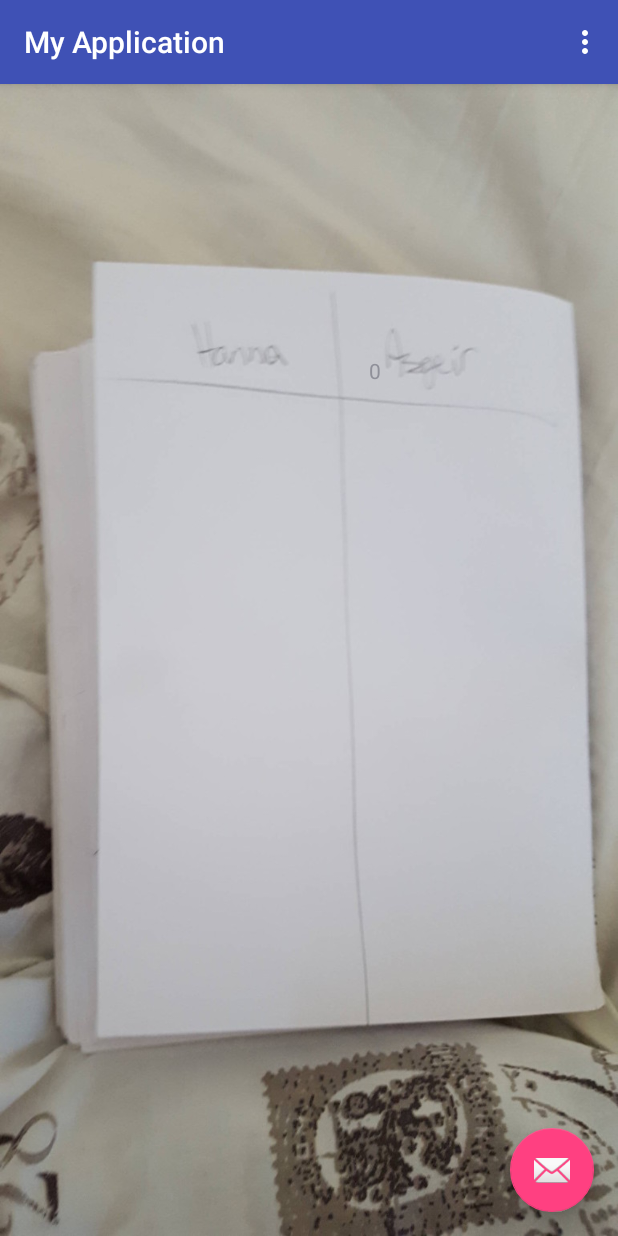
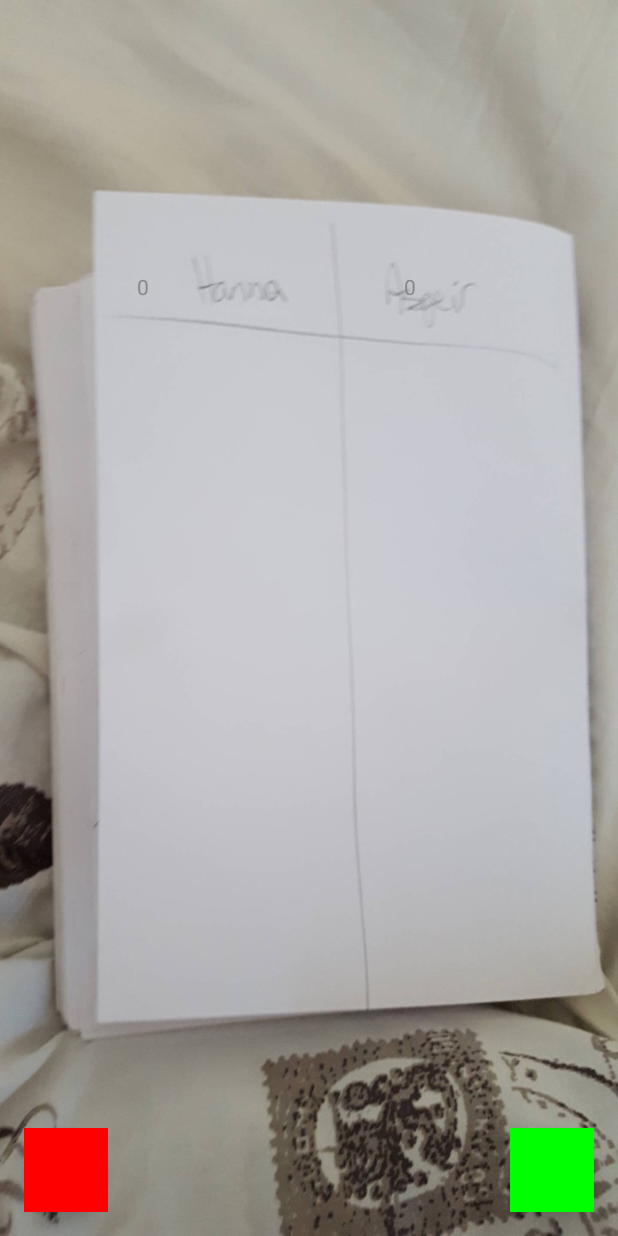
Before and after one commit to alzamon/TravelZilch, an Android app: the screen it shows after launch (MainActivity), after a tap on an icon or button, on a phone screen of 412 x 824 dp. Run offline under Robolectric (Android 15) with nearby library versions, the phone set to English and light mode, and no system bars; libraries missing offline, so code that uses them is left out: com.android.internal; 10 statements that could not run were skipped; 1 other tap on this screen came first.

Commit message:
Versjon med nytt ikon og korrekt oppsummering av poeng.

```diff
--- a/app/src/main/java/com/example/asgeir/myapplication/DicePool.java
+++ b/app/src/main/java/com/example/asgeir/myapplication/DicePool.java
@@ -3,6 +3,8 @@ package com.example.asgeir.myapplication;
 import android.content.Context;
 import android.graphics.Color;
 import android.widget.ImageButton;
+
+import com.android.internal.util.Predicate;
 
 import java.util.ArrayList;
 import java.util.HashMap;
@@ -13,6 +15,18 @@ public class DicePool {
     private Context applicationContext;
     private List<Die> diceList;
     private List<ImageButton> diceViews;
+    private Predicate<Die> wantToKeepPredicate = new Predicate<Die>() {
+        @Override
+        public boolean apply(Die die) {
+            return die.isWantToKeep();
+        }
+    };
+    private Predicate<Die> trivialPredicate = new Predicate<Die>() {
+        @Override
+        public boolean apply(Die die) {
+            return true;
+        }
+    };
 
     public DicePool(List<ImageButton> diceViews, Context applicationContext) {
         this.diceList = new ArrayList<>();
@@ -42,7 +56,7 @@ public class DicePool {
     }
 
     public boolean wasAThrow() {
-        for(int i = 0; i < 6; i++) {
+        for (int i = 0; i < 6; i++) {
             if (diceList.get(i).isActive() && !diceList.get(i).isWantToKeep()) {
                 return true;
             }
@@ -50,34 +64,14 @@ public class DicePool {
         return false;
     }
 
-    public boolean wasZilch() {
+    private Map<Integer, Integer> createValueCounter(Predicate<Die> predicate) {
         Map<Integer, Integer> valueCounter = new HashMap<>();
         for (int i = 1; i <= 6; i++) {
             valueCounter.put(i, 0);
         }
         for (int i = 0; i < 6; i++) {
             Die die = diceList.get(i);
-            if (die.isActive()) {
-                valueCounter.put(die.getValue(), valueCounter.get(die.getValue()) + 1);
-            }
-        }
-        int pointsThrown = calculatePoints(valueCounter);
-        if (pointsThrown == 0) {
-            return true;
-        }
-        else {
-            return false;
-        }
-    }
-
-    private Map<Integer, Integer> createValueCounter() {
-        Map<Integer, Integer> valueCounter = new HashMap<>();
-        for (int i = 1; i <= 6; i++) {
-            valueCounter.put(i, 0);
-        }
-        for (int i = 0; i < 6; i++) {
-            Die die = diceList.get(i);
-            if (die.isActive() && die.isWantToKeep()) {
+            if (die.isActive() && predicate.apply(die)) {
                 valueCounter.put(die.getValue(), valueCounter.get(die.getValue()) + 1);
             }
         }
@@ -85,22 +79,42 @@ public class DicePool {
     }
 
     public void activateDice() {
-        for(int i = 0; i < 6; i++) {
-            diceList.get(i).setActive(true);
+        for (int i = 0; i < 6; i++) {
+            diceList.get(i).activate();
+        }
+    }
+
+    public boolean noPointsOnActiveDice(){
+        return  calculatePointsOnActiveDice() == 0;
+    }
+
+    public int calculatePointsOnActiveDice(){
+        return calculatePoints(createValueCounter(trivialPredicate));
+    }
+
+
+    public void disableDiceYouWantedToKeep() {
+        Map<Integer, Integer> valueCounter = createValueCounter(wantToKeepPredicate);
+        for (int i = 0; i < 6; i++) {
+            Die die = diceList.get(i);
+            if (die.isWantToKeep()) {
+                if (hasValue(valueCounter, die)) {
+                    die.disable(true);
+                }
+                else {
+                    die.disable(false);
+                }
+            }
         }
     }
 
 
-    public void disableDiceYouWantedToKeep() {
-        for (int i = 0; i < 6; i++) {
-            if (diceList.get(i).isWantToKeep()) {
-                diceList.get(i).setActive(false);
-            }
-        }
+    private boolean hasValue(Map<Integer, Integer> valueCounter, Die die) {
+        return die.getValue() == 1 || die.getValue() == 5 || valueCounter.get(die.getValue()) >= 3;
     }
 
     int calculatePointsLastRound() {
-        Map<Integer, Integer> valueCounter = createValueCounter();
+        Map<Integer, Integer> valueCounter = createValueCounter(wantToKeepPredicate);
         return calculatePoints(valueCounter);
     }
 
@@ -131,4 +145,22 @@ public class DicePool {
         }
         return valueTotal;
     }
+
+    public boolean pointsOnAllDice() {
+        if (wasAThrow()) {
+            return false;
+        }
+        for (int i = 0; i < 6; i++) {
+            if (!diceList.get(i).hadValue() && !diceList.get(i).isActive()) {
+                return false;
+            }
+        }
+        Map<Integer, Integer> valueCounter = createValueCounter(wantToKeepPredicate);
+        for(int i = 0; i < 6; i++) {
+            if (diceList.get(i).isWantToKeep() && !hasValue(valueCounter, diceList.get(i))) {
+                return false;
+            }
+        }
+        return true;
+    }
 }
--- a/app/src/main/java/com/example/asgeir/myapplication/Game.java
+++ b/app/src/main/java/com/example/asgeir/myapplication/Game.java
@@ -1,98 +1,180 @@
 package com.example.asgeir.myapplication;
 
 import android.content.Context;
+import android.graphics.Color;
 import android.graphics.Paint;
+import android.support.design.widget.FloatingActionButton;
+import android.view.View;
 import android.widget.ImageButton;
+import android.widget.ImageView;
 import android.widget.LinearLayout;
+import android.widget.ScrollView;
 import android.widget.TextView;
 
 import java.util.List;
 
 public class Game {
     TextView currentScoreHanna;
+    int scoreHanna;
     TextView currentScoreAsgeir;
+    int scoreAsgeir;
     private LinearLayout hannaScoreView;
     private LinearLayout asgeirScoreView;
     private Context applicationContext;
+    private ImageView hannaVictory;
+    private ImageView asgeirVictory;
+    private ScrollView scrollView;
+    private FloatingActionButton rollAgainButton;
+    private FloatingActionButton stopButton;
     DicePool dicePool;
     boolean isHannasTurn;
     int pointsEarnedThisTurn;
-    int numberOfThrowsThisTurn;
+    boolean hannaHasBrokenBarrier;
+    boolean asgeirHasBrokenBarrier;
+    private int numberOfThrows;
 
-    public Game() {
-    }
-
-    public Game(List<ImageButton> diceViews, LinearLayout hannaScoreView, LinearLayout asgeirScoreView, Context applicationContext) {
+    public Game(List<ImageButton> diceViews, LinearLayout hannaScoreView, LinearLayout asgeirScoreView, Context applicationContext, ImageView hannaVictory, ImageView asgeirVictory, ScrollView scrollView, FloatingActionButton rollAgainButton, FloatingActionButton stopButton) {
         this.hannaScoreView = hannaScoreView;
         this.asgeirScoreView = asgeirScoreView;
         this.applicationContext = applicationContext;
-        this.numberOfThrowsThisTurn = 0;
+        this.hannaVictory = hannaVictory;
+        this.asgeirVictory = asgeirVictory;
+        this.scrollView = scrollView;
+        this.rollAgainButton = rollAgainButton;
+        this.stopButton = stopButton;
         this.dicePool = new DicePool(diceViews, applicationContext);
+        this.isHannasTurn = true;
     }
 
 
     void addPointsToHanna(int points) {
+        addPointsToCurrentPlayer(points, currentScoreHanna, hannaScoreView, scoreHanna);
+    }
+
+    void addPointsToAsgeir(int points) {
+        addPointsToCurrentPlayer(points, currentScoreAsgeir, asgeirScoreView, scoreAsgeir);
+    }
+
+    private void addPointsToCurrentPlayer(int points, TextView currentScore, LinearLayout scoreView, int score) {
         int totalPoints = points;
         TextView textView = new TextView(applicationContext);
 
-        if (currentScoreHanna != null) {
-            totalPoints += Integer.parseInt(currentScoreHanna.getText().toString());
-            currentScoreHanna.setPaintFlags(Paint.STRIKE_THRU_TEXT_FLAG);
+        if (currentScore != null) {
+            totalPoints += Integer.parseInt(currentScore.getText().toString());
+            currentScore.setPaintFlags(Paint.STRIKE_THRU_TEXT_FLAG);
         }
-        hannaScoreView.addView(textView);
+        scoreView.addView(textView);
+        textView.setTextColor(Color.GRAY);
         textView.setText(Integer.toString(totalPoints));
-        currentScoreHanna = textView;
-
+        if(isHannasTurn){
+            currentScoreHanna = textView;
+            scoreHanna = totalPoints;
+        }
+        else{
+            currentScoreAsgeir = textView;
+            scoreAsgeir = totalPoints;
+        }
+        scrollViewDown();
     }
 
-    void addPointsToAsgeir(int points) {
-        int totalPoints = points;
-        TextView textView = new TextView(applicationContext);
-        if (currentScoreAsgeir != null) {
-            totalPoints += Integer.parseInt(currentScoreAsgeir.getText().toString());
-            currentScoreAsgeir.setPaintFlags(Paint.STRIKE_THRU_TEXT_FLAG);
-        }
-        asgeirScoreView.addView(textView);
-        textView.setText(Integer.toString(totalPoints));
-        currentScoreAsgeir = textView;
+    private void scrollViewDown() {
+        scrollView.post(new Runnable() {
+            @Override
+            public void run() {
+                scrollView.fullScroll(View.FOCUS_DOWN);
+            }
+        });
     }
 
     public void calculatePointsAndRoll() {
-        if (!dicePool.wasAThrow()) {
-            addPoints(pointsEarnedThisTurn+dicePool.calculatePointsLastRound());
-            endTurn();
-            return;
-        }
-        if (numberOfThrowsThisTurn != 0 && dicePool.wasZilch()) {
-            addPoints(0);
-            endTurn();
+        if (!dicePool.wasAThrow() && !dicePool.pointsOnAllDice()) {
+            calculatePointsAndEndTurn(true);
             return;
         }
         int pointsEarnedLastRound = dicePool.calculatePointsLastRound();
-
+        if ((numberOfThrows != 0 && pointsEarnedLastRound == 0) || (dicePool.noPointsOnActiveDice())) {
+            zilchAction();
+            return;
+        }
         pointsEarnedThisTurn += pointsEarnedLastRound;
         dicePool.disableDiceYouWantedToKeep();
-        numberOfThrowsThisTurn++;
+
+        if (dicePool.pointsOnAllDice()) {
+            dicePool.activateDice();
+        }
+        numberOfThrows++;
         dicePool.rollAllActiveDice();
     }
 
-    private void endTurn() {
-        pointsEarnedThisTurn = 0;
-        isHannasTurn = !isHannasTurn;
-        dicePool.activateDice();
-        dicePool.rollAllActiveDice();
-        numberOfThrowsThisTurn = 0;
+    private void zilchAction() {
+        addPoints(0);
+        endTurn();
     }
 
+    private void calculatePointsAndEndTurn(boolean isAThrow) {
+        int points;
+        if(isAThrow){
+            points = pointsEarnedThisTurn + dicePool.calculatePointsLastRound();
+        }
+        else{
+            points = pointsEarnedThisTurn + dicePool.calculatePointsOnActiveDice();
+        }
+        setBarrierBrokenStatusForPlayer(points);
+        if (playerHasBrokenBarrier()) {
+            addPoints(points);
+        }
+        else{
+            addPoints(0);
+        }
+        endTurn();
+    }
 
-
-    private void resolveTurnIfItIsOver(int pointsEarnedThisRound) {
-        if (pointsEarnedThisRound == 0) {
-            pointsEarnedThisTurn = 0;
-            isHannasTurn = !isHannasTurn;
+    private void setBarrierBrokenStatusForPlayer(int points) {
+        if (points >= 1000) {
+            if (isHannasTurn) {
+                hannaHasBrokenBarrier = true;
+            }
+            else {
+                asgeirHasBrokenBarrier = true;
+            }
         }
     }
 
+    private boolean playerHasBrokenBarrier() {
+        return (isHannasTurn && hannaHasBrokenBarrier) || (!isHannasTurn && asgeirHasBrokenBarrier);
+    }
+
+    private void endTurn() {
+        if(!isHannasTurn && Math.max(scoreAsgeir, scoreHanna) >= 10000){
+            hideFloatingButtons();
+            if (scoreHanna > scoreAsgeir) {
+                showHannaVictory();
+            }
+            else {
+                showAsgeirVictory();
+            }
+        }
+        pointsEarnedThisTurn = 0;
+        isHannasTurn = !isHannasTurn;
+        numberOfThrows = 0;
+        dicePool.activateDice();
+        dicePool.rollAllActiveDice();
+    }
+
+    private void hideFloatingButtons() {
+        rollAgainButton.setVisibility(View.INVISIBLE);
+        stopButton.setVisibility(View.INVISIBLE);
+    }
+
+    private void showAsgeirVictory() {
+        asgeirVictory.bringToFront();
+        asgeirVictory.setVisibility(View.VISIBLE);
+    }
+
+    private void showHannaVictory() {
+        hannaVictory.bringToFront();
+        hannaVictory.setVisibility(View.VISIBLE);
+    }
 
     private void addPoints(int points) {
         if (isHannasTurn) {
@@ -102,4 +184,13 @@ public class Game {
             addPointsToAsgeir(points);
         }
     }
+
+    public void stop() {
+        if (dicePool.noPointsOnActiveDice()) {
+            zilchAction();
+        }
+        else {
+            calculatePointsAndEndTurn(false);
+        }
+    }
 }
--- a/app/src/main/java/com/example/asgeir/myapplication/MainActivity.java
+++ b/app/src/main/java/com/example/asgeir/myapplication/MainActivity.java
@@ -3,12 +3,13 @@ package com.example.asgeir.myapplication;
 import android.os.Bundle;
 import android.support.design.widget.FloatingActionButton;
 import android.support.v7.app.AppCompatActivity;
-import android.support.v7.widget.Toolbar;
 import android.view.Menu;
 import android.view.MenuItem;
 import android.view.View;
 import android.widget.ImageButton;
+import android.widget.ImageView;
 import android.widget.LinearLayout;
+import android.widget.ScrollView;
 
 import java.util.Arrays;
 
@@ -18,8 +19,6 @@ public class MainActivity extends AppCompatActivity {
     protected void onCreate(Bundle savedInstanceState) {
         super.onCreate(savedInstanceState);
         setContentView(R.layout.activity_main);
-        Toolbar toolbar = (Toolbar) findViewById(R.id.toolbar);
-        setSupportActionBar(toolbar);
 
         final Game game = new Game(Arrays.asList(
                 (ImageButton) findViewById(R.id.die_one),
@@ -32,8 +31,12 @@ public class MainActivity extends AppCompatActivity {
         ),
                 (LinearLayout) findViewById(R.id.hanna_text_space),
                 (LinearLayout) findViewById(R.id.asgeir_text_space),
-                getApplicationContext()
-
+                getApplicationContext(),
+                (ImageView)findViewById(R.id.hanna_victory),
+                (ImageView)findViewById(R.id.asgeir_victory),
+                (ScrollView)findViewById(R.id.scroll_view),
+                (FloatingActionButton)findViewById(R.id.roll_again),
+                (FloatingActionButton)findViewById(R.id.stop)
         );
 
         FloatingActionButton rollAgain = (FloatingActionButton) findViewById(R.id.roll_again);
@@ -43,6 +46,14 @@ public class MainActivity extends AppCompatActivity {
                 game.calculatePointsAndRoll();
             }
         });
+        FloatingActionButton stop = (FloatingActionButton) findViewById(R.id.stop);
+        stop.setOnClickListener(new View.OnClickListener() {
+                                    @Override
+                                    public void onClick(View v) {
+                                        game.stop();
+                                    }
+                                }
+        );
     }
 
     @Override
--- a/app/src/main/res/layout/activity_main.xml
+++ b/app/src/main/res/layout/activity_main.xml
@@ -12,16 +12,17 @@
         android:layout_height="wrap_content"
         android:theme="@style/AppTheme.AppBarOverlay">
 
-        <android.support.v7.widget.Toolbar
-            android:id="@+id/toolbar"
-            android:layout_width="match_parent"
-            android:layout_height="?attr/actionBarSize"
-            android:background="?attr/colorPrimary"
-            app:popupTheme="@style/AppTheme.PopupOverlay" />
-
     </android.support.design.widget.AppBarLayout>
 
     <include layout="@layout/content_main" />
+
+    <android.support.design.widget.FloatingActionButton
+        android:id="@+id/stop"
+        android:layout_width="wrap_content"
+        android:layout_height="wrap_content"
+        android:layout_gravity="bottom|start"
+        android:layout_margin="@dimen/fab_margin"
+        android:foreground="@color/red"/>
 
     <android.support.design.widget.FloatingActionButton
         android:id="@+id/roll_again"
@@ -29,6 +30,7 @@
         android:layout_height="wrap_content"
         android:layout_gravity="bottom|end"
         android:layout_margin="@dimen/fab_margin"
-        android:src="@android:drawable/ic_dialog_email" />
+        android:foreground="@color/green"/>
+
 
 </android.support.design.widget.CoordinatorLayout>
--- a/app/src/main/res/layout/content_main.xml
+++ b/app/src/main/res/layout/content_main.xml
@@ -13,76 +13,45 @@
                 tools:context="com.example.asgeir.myapplication.MainActivity"
                 tools:showIn="@layout/activity_main">
 
-    <LinearLayout
-        android:layout_width="wrap_content"
-        android:layout_height="wrap_content"
-        android:orientation="vertical"
-        android:weightSum="2">
+    <ImageView
+        android:id="@+id/hanna_victory"
+        android:layout_width="match_parent"
+        android:layout_height="match_parent"
+        android:scaleType="fitXY"
+        android:src="@drawable/hanna_victory"
+        android:visibility="invisible"
+        />
+
+    <ImageView
+        android:id="@+id/asgeir_victory"
+        android:layout_width="match_parent"
+        android:layout_height="match_parent"
+        android:scaleType="fitXY"
+        android:src="@drawable/asgeir_victory"
+        android:visibility="invisible"
+        />
 
     <LinearLayout
         android:layout_width="match_parent"
         android:layout_height="match_parent"
-            android:orientation="horizontal"
-            android:weightSum="2">
+        android:orientation="vertical"
+        android:weightSum="4">
 
-            <ImageButton
-                android:id="@+id/die_one"
-                android:layout_width="wrap_content"
-                android:layout_height="wrap_content"
-                android:src="@drawable/one"
-                android:visibility="invisible" />
+        <ScrollView
+            android:layout_width="match_parent"
+            android:layout_weight="1"
+            android:layout_height="match_parent"
+            android:isScrollContainer="true"
+            android:id="@+id/scroll_view">
 
-            <ImageButton
-                android:id="@+id/die_two"
-                android:layout_width="wrap_content"
-                android:layout_height="wrap_content"
-                android:src="@drawable/one"
-                android:visibility="invisible" />
-
-            <ImageButton
-                android:id="@+id/die_three"
-                android:layout_width="wrap_content"
-                android:layout_height="wrap_content"
-                android:src="@drawable/one"
-                android:visibility="invisible" />
-        </LinearLayout>
-
-        <LinearLayout
-            android:layout_width="match_parent"
-            android:layout_height="match_parent"
-            android:orientation="horizontal"
-            android:weightSum="2">
-
-
-            <ImageButton
-                android:id="@+id/die_four"
-                android:layout_width="wrap_content"
-                android:layout_height="wrap_content"
-                android:src="@drawable/one"
-                android:visibility="invisible" />
-
-            <ImageButton
-                android:id="@+id/die_five"
-                android:layout_width="wrap_content"
-                android:layout_height="wrap_content"
-                android:src="@drawable/one"
-                android:visibility="invisible" />
-
-            <ImageButton
-                android:id="@+id/die_six"
-                android:layout_width="wrap_content"
-                android:layout_height="wrap_content"
-                android:src="@drawable/one"
-                android:visibility="invisible" />
-        </LinearLayout>
-    </LinearLayout>
 
             <LinearLayout
                 android:id="@+id/base_space"
                 android:layout_width="match_parent"
                 android:layout_height="match_parent"
+                android:layout_weight="1"
                 android:orientation="horizontal"
-        android:weightSum="2">
+                android:weightSum="3">
 
                 <LinearLayout
                     android:id="@+id/hanna_text_space"
@@ -100,9 +69,81 @@
                     android:layout_width="match_parent"
                     android:layout_height="match_parent"
                     android:layout_alignRight="@+id/left_view"
-            android:layout_marginLeft="40dp"
+                    android:layout_marginLeft="0dp"
                     android:layout_marginTop="165dp"
                     android:layout_weight="1"
                     android:orientation="vertical"></LinearLayout>
             </LinearLayout>
+        </ScrollView>
+
+        <LinearLayout
+            android:layout_width="match_parent"
+            android:layout_height="match_parent"
+            android:layout_weight="1"
+            android:orientation="vertical"
+            android:weightSum="2">
+
+            <LinearLayout
+                android:layout_width="wrap_content"
+                android:layout_height="wrap_content"
+                android:layout_gravity="center_horizontal"
+                android:orientation="horizontal"
+                android:weightSum="2">
+
+                <ImageButton
+                    android:id="@+id/die_one"
+                    android:layout_width="wrap_content"
+                    android:layout_height="wrap_content"
+                    android:src="@drawable/one"
+                    android:visibility="invisible"/>
+
+                <ImageButton
+                    android:id="@+id/die_two"
+                    android:layout_width="wrap_content"
+                    android:layout_height="wrap_content"
+                    android:src="@drawable/two"
+                    android:visibility="invisible"/>
+
+                <ImageButton
+                    android:id="@+id/die_three"
+                    android:layout_width="wrap_content"
+                    android:layout_height="wrap_content"
+                    android:src="@drawable/three"
+                    android:visibility="invisible"/>
+            </LinearLayout>
+
+            <LinearLayout
+                android:layout_width="wrap_content"
+                android:layout_height="wrap_content"
+                android:layout_gravity="center_horizontal"
+                android:layout_weight="1"
+                android:orientation="horizontal"
+                android:weightSum="2">
+
+
+                <ImageButton
+                    android:id="@+id/die_four"
+                    android:layout_width="wrap_content"
+                    android:layout_height="wrap_content"
+                    android:src="@drawable/four"
+                    android:visibility="invisible"/>
+
+                <ImageButton
+                    android:id="@+id/die_five"
+                    android:layout_width="wrap_content"
+                    android:layout_height="wrap_content"
+                    android:src="@drawable/five"
+                    android:visibility="invisible"/>
+
+                <ImageButton
+                    android:id="@+id/die_six"
+                    android:layout_width="wrap_content"
+                    android:layout_height="wrap_content"
+                    android:src="@drawable/six"
+                    android:visibility="invisible"/>
+            </LinearLayout>
+        </LinearLayout>
+
+    </LinearLayout>
+
 </RelativeLayout>
--- a/app/src/main/res/values/colors.xml
+++ b/app/src/main/res/values/colors.xml
@@ -3,4 +3,6 @@
     <color name="colorPrimary">#3F51B5</color>
     <color name="colorPrimaryDark">#303F9F</color>
     <color name="colorAccent">#FF4081</color>
+    <color name="green">#00FF00</color>
+    <color name="red">#FF0000</color>
 </resources>
--- a/app/src/main/res/values/strings.xml
+++ b/app/src/main/res/values/strings.xml
@@ -1,4 +1,4 @@
 <resources>
-    <string name="app_name">My Application</string>
+    <string name="app_name">Travel 10k</string>
     <string name="action_settings">Settings</string>
 </resources>
```
Also changed, not shown: app/src/main/java/com/example/asgeir/myapplication/die.java (+19 -5 lines), app/src/main/res/mipmap-hdpi/ic_launcher.png, app/src/main/res/mipmap-mdpi/ic_launcher.png, app/src/main/res/mipmap-xhdpi/ic_launcher.png, app/src/main/res/mipmap-xxhdpi/ic_launcher.png, app/src/main/res/mipmap-xxxhdpi/ic_launcher.png. Lines whose indentation alone changed are shown as unchanged.
